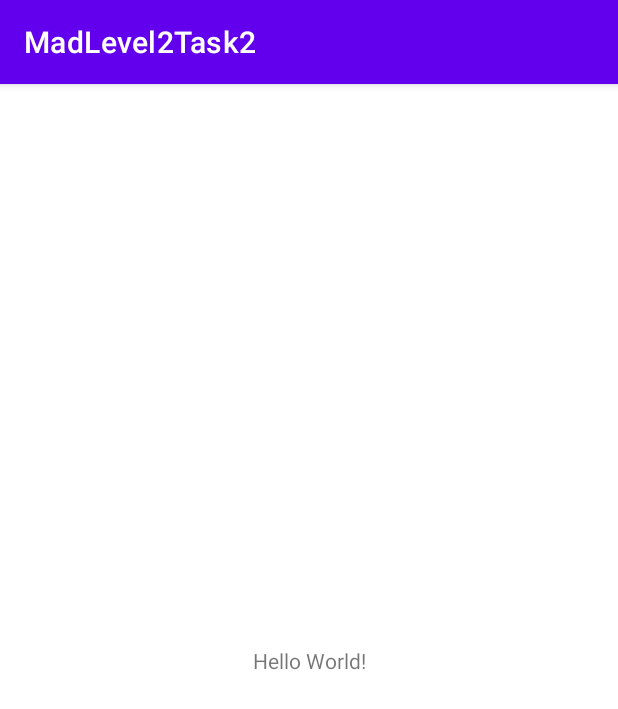
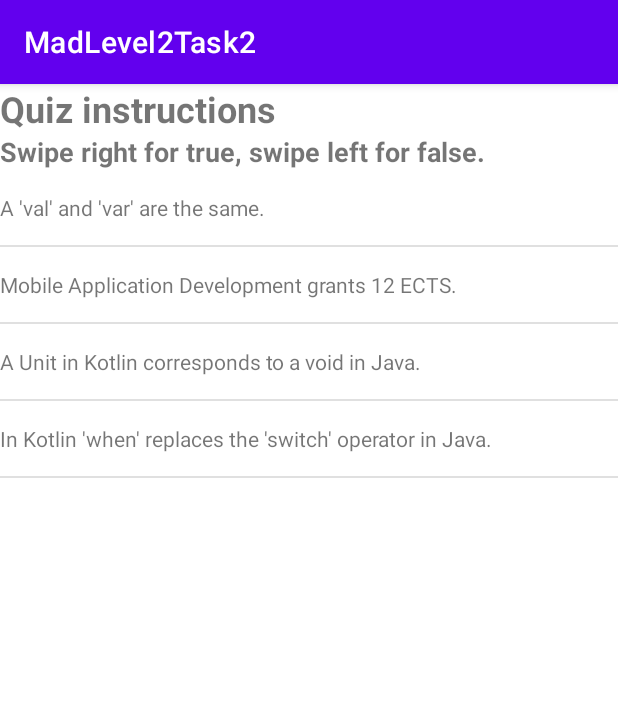
Before and after one commit to Mathijs-Marks/madlevel2task2, an Android app: the screen it shows after launch (MainActivity), on a phone screen of 412 x 824 dp. Shown: the top 709 px of the screen. Run offline under Robolectric (Android 15) with nearby library versions, the phone set to English and light mode, and no system bars.

Commit message:
Setup Model & Adapter, created cell layout, created StatementAdapter, setup MainActivity. Task 2 complete!

```diff
--- a/app/build.gradle
+++ b/app/build.gradle
@@ -6,6 +6,10 @@ plugins {
 android {
     compileSdkVersion 30
     buildToolsVersion "30.0.3"
+
+    buildFeatures {
+        viewBinding = true
+    }
 
     defaultConfig {
         applicationId "com.example.madlevel2task2"
--- a/app/src/main/java/com/example/madlevel2task2/MainActivity.kt
+++ b/app/src/main/java/com/example/madlevel2task2/MainActivity.kt
@@ -2,10 +2,73 @@ package com.example.madlevel2task2
 
 import androidx.appcompat.app.AppCompatActivity
 import android.os.Bundle
+import androidx.recyclerview.widget.DividerItemDecoration
+import androidx.recyclerview.widget.ItemTouchHelper
+import androidx.recyclerview.widget.LinearLayoutManager
+import androidx.recyclerview.widget.RecyclerView
+import com.example.madlevel2task2.databinding.ActivityMainBinding
+import com.google.android.material.snackbar.Snackbar
 
 class MainActivity : AppCompatActivity() {
+
+    private val statements = arrayListOf<Statement>()
+    private val statementAdapter = StatementAdapter(statements)
+    private lateinit var binding: ActivityMainBinding
+
     override fun onCreate(savedInstanceState: Bundle?) {
         super.onCreate(savedInstanceState)
-        setContentView(R.layout.activity_main)
+        binding = ActivityMainBinding.inflate(layoutInflater)
+        setContentView(binding.root)
+        initViews()
+    }
+
+    private fun initViews() {
+
+        createItemTouchHelper().attachToRecyclerView(binding.rvStatements)
+
+        // Initialize the recycler view with a linear layout manager, adapter.
+        binding.rvStatements.layoutManager = LinearLayoutManager(this@MainActivity, RecyclerView.VERTICAL, false)
+        binding.rvStatements.adapter = statementAdapter
+        binding.rvStatements.addItemDecoration(DividerItemDecoration(this@MainActivity, DividerItemDecoration.VERTICAL))
+
+        // Populate the statements list and notify the data set has changed.
+        for (i in Statement.STATEMENT_TEXTS.indices) {
+            statements.add(Statement(Statement.STATEMENT_TEXTS[i], Statement.STATEMENT_ANSWERS[i]))
+        }
+        statementAdapter.notifyDataSetChanged()
+    }
+
+    /**
+     * Create a touch helper to recognize when a user swipes an item from a recycler view.
+     * An ItemTouchHelper enables touch behaviour (like swipe and move) on each ViewHolder,
+     * and uses callbacks to signal when a user is performing these actions.
+     */
+    private fun createItemTouchHelper(): ItemTouchHelper {
+
+        // Callback which is used to create the ItemTouch helper.
+        val callback = object : ItemTouchHelper.SimpleCallback(0,ItemTouchHelper.LEFT or ItemTouchHelper.RIGHT) {
+
+            override fun onMove(
+                    recyclerView: RecyclerView,
+                    viewHolder: RecyclerView.ViewHolder,
+                    target: RecyclerView.ViewHolder
+            ): Boolean {
+                return false
+            }
+
+            override fun onSwiped(viewHolder: RecyclerView.ViewHolder, direction: Int) {
+                val position = viewHolder.adapterPosition
+
+                // The ! in the if statement implies that the statement is false, instead of stating it's the inverse of what you want
+                if (direction == ItemTouchHelper.LEFT && !statements[position].statementAnswers ||
+                        direction == ItemTouchHelper.RIGHT && statements[position].statementAnswers) {
+                    statements.removeAt(position)
+                } else {
+                    Snackbar.make(binding.rvStatements, R.string.message, Snackbar.LENGTH_LONG).show()
+                }
+                statementAdapter.notifyDataSetChanged()
+            }
+        }
+        return ItemTouchHelper(callback)
     }
 }
--- /dev/null
+++ b/app/src/main/java/com/example/madlevel2task2/Statement.kt
@@ -0,0 +1,22 @@
+package com.example.madlevel2task2
+
+data class Statement(
+    var statementText: String,
+    var statementAnswers: Boolean
+) {
+    companion object {
+        val STATEMENT_TEXTS = arrayOf(
+                "A 'val' and 'var' are the same.",
+                "Mobile Application Development grants 12 ECTS.",
+                "A Unit in Kotlin corresponds to a void in Java.",
+                "In Kotlin 'when' replaces the 'switch' operator in Java."
+        )
+
+        val STATEMENT_ANSWERS = arrayOf(
+                false,
+                true,
+                false,
+                true
+        )
+    }
+}
--- /dev/null
+++ b/app/src/main/java/com/example/madlevel2task2/StatementAdapter.kt
@@ -0,0 +1,33 @@
+package com.example.madlevel2task2
+
+import android.view.LayoutInflater
+import android.view.View
+import android.view.ViewGroup
+import androidx.recyclerview.widget.RecyclerView
+import com.example.madlevel2task2.databinding.ItemStatementBinding
+
+class StatementAdapter(private val statements: List<Statement>) : RecyclerView.Adapter<StatementAdapter.ViewHolder>() {
+
+    inner class ViewHolder(itemView: View) : RecyclerView.ViewHolder(itemView) {
+
+        private val binding = ItemStatementBinding.bind(itemView)
+
+        fun dataBind(statement: Statement) {
+            binding.tvStatement.text = statement.statementText
+        }
+    }
+
+    override fun onCreateViewHolder(parent: ViewGroup, viewType: Int): ViewHolder {
+        return ViewHolder(
+            LayoutInflater.from(parent.context).inflate(R.layout.item_statement, parent, false)
+        )
+    }
+
+    override fun getItemCount(): Int {
+        return statements.size
+    }
+
+    override fun onBindViewHolder(holder: ViewHolder, position: Int) {
+        holder.dataBind(statements[position])
+    }
+}
--- a/app/src/main/res/layout/activity_main.xml
+++ b/app/src/main/res/layout/activity_main.xml
@@ -6,13 +6,38 @@
     android:layout_height="match_parent"
     tools:context=".MainActivity">
 
-    <TextView
-        android:layout_width="wrap_content"
+    <androidx.recyclerview.widget.RecyclerView
+        android:id="@+id/rvStatements"
+        android:layout_width="0dp"
+        android:layout_height="0dp"
+        app:layout_constraintTop_toBottomOf="@id/llQuizTitleGroup"
+        app:layout_constraintEnd_toEndOf="parent"
+        app:layout_constraintStart_toStartOf="parent"
+        app:layout_constraintBottom_toBottomOf="parent" />
+
+    <LinearLayout
+        android:id="@+id/llQuizTitleGroup"
+        android:layout_width="0dp"
         android:layout_height="wrap_content"
-        android:text="Hello World!"
-        app:layout_constraintBottom_toBottomOf="parent"
-        app:layout_constraintLeft_toLeftOf="parent"
-        app:layout_constraintRight_toRightOf="parent"
-        app:layout_constraintTop_toTopOf="parent" />
+        android:orientation="vertical"
+        app:layout_constraintTop_toTopOf="parent"
+        app:layout_constraintEnd_toEndOf="parent"
+        app:layout_constraintStart_toStartOf="parent">
 
+        <TextView
+            android:id="@+id/tvTitle"
+            android:layout_width="match_parent"
+            android:layout_height="wrap_content"
+            android:text="@string/title"
+            android:textSize="24sp"
+            android:textStyle="bold" />
+
+        <TextView
+            android:id="@+id/tvInstructions"
+            android:layout_width="match_parent"
+            android:layout_height="wrap_content"
+            android:text="@string/instructions"
+            android:textSize="18sp"
+            android:textStyle="bold" />
+    </LinearLayout>
 </androidx.constraintlayout.widget.ConstraintLayout>
--- /dev/null
+++ b/app/src/main/res/layout/item_statement.xml
@@ -0,0 +1,17 @@
+<?xml version="1.0" encoding="utf-8"?>
+<androidx.constraintlayout.widget.ConstraintLayout
+    xmlns:android="http://schemas.android.com/apk/res/android"
+    xmlns:app="http://schemas.android.com/apk/res-auto"
+    android:layout_width="match_parent"
+    android:layout_height="wrap_content">
+
+    <TextView
+        android:id="@+id/tvStatement"
+        android:layout_width="0dp"
+        android:layout_height="50dp"
+        android:gravity="center_vertical"
+        app:layout_constraintBottom_toBottomOf="parent"
+        app:layout_constraintEnd_toEndOf="parent"
+        app:layout_constraintStart_toStartOf="parent"
+        app:layout_constraintTop_toTopOf="parent" />
+</androidx.constraintlayout.widget.ConstraintLayout>
--- a/app/src/main/res/values/strings.xml
+++ b/app/src/main/res/values/strings.xml
@@ -1,3 +1,6 @@
-<resources>
+<resources xmlns:tools="http://schemas.android.com/tools">
     <string name="app_name">MadLevel2Task2</string>
+    <string name="title">Quiz instructions</string>
+    <string name="instructions">Swipe right for true, swipe left for false.</string>
+    <string name="message">Wrong, try again!</string>
 </resources>
```
